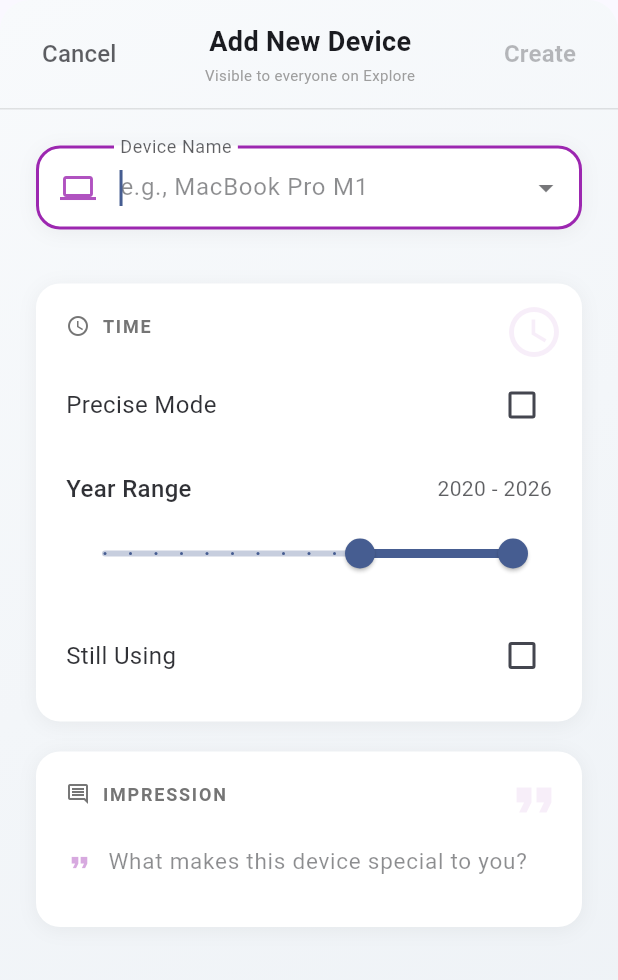
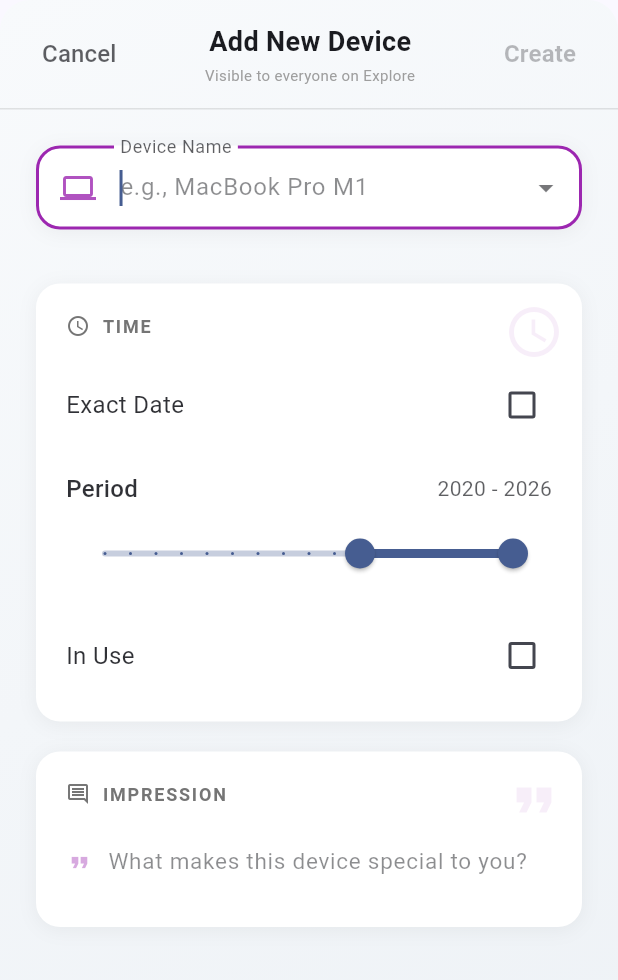
Before and after one commit to kenzo8/Kiseki, a Flutter app: the AddDevicePage widget shown alone on an empty page, opened directly, on a phone screen of 412 x 824 dp. Shown: the top 980 px of the screen. Run offline on Flutter 3.47's test engine with Material 3 defaults, Android fonts, the phone set to English and light mode, and no system bars; our stand-ins replace cloud_firestore, firebase_auth, firebase_core, share_plus, shared_preferences; accounts and stored records are empty.

Commit message:
Update comments in add_device_page.dart for improved clarity and consistency, changing terminology from 'Precise Mode' to 'Exact Date' and 'Still Using' to 'In Use'. Adjusted related UI labels to reflect these changes, enhancing user understanding.

```diff
--- a/lib/pages/add_device_page.dart
+++ b/lib/pages/add_device_page.dart
@@ -784,7 +784,7 @@ class _AddDevicePageState extends State<AddDevicePage> {
                                       ],
                                     ),
                                     const SizedBox(height: 20),
-                                    // Precise Mode Toggle
+                                    // Exact Date Toggle
                                     InkWell(
                                       onTap: () {
                                         setState(() {
@@ -813,7 +813,7 @@ class _AddDevicePageState extends State<AddDevicePage> {
                                           children: [
                                             Expanded(
                                               child: Text(
-                                                'Precise Mode',
+                                                'Exact Date',
                                                 style: TextStyle(
                                                   color: (isDark ? Colors.white : theme.colorScheme.onSurface).withOpacity(0.9),
                                                   fontSize: 16,
@@ -862,7 +862,7 @@ class _AddDevicePageState extends State<AddDevicePage> {
                                       crossFadeState: _isPreciseMode
                                           ? CrossFadeState.showSecond
                                           : CrossFadeState.showFirst,
-                                      firstChild: // Year Range Slider
+                                      firstChild: // Period (Year Range)
                                       Column(
                                         crossAxisAlignment: CrossAxisAlignment.start,
                                         children: [
@@ -870,7 +870,7 @@ class _AddDevicePageState extends State<AddDevicePage> {
                                             mainAxisAlignment: MainAxisAlignment.spaceBetween,
                                             children: [
                                               Text(
-                                                'Year Range',
+                                                'Period',
                                                 style: TextStyle(
                                                   color: (isDark ? Colors.white : theme.colorScheme.onSurface).withOpacity(0.9),
                                                   fontSize: 16,
@@ -916,12 +916,12 @@ class _AddDevicePageState extends State<AddDevicePage> {
                                           ),
                                         ],
                                       ),
-                                      secondChild: // Date Range UI
+                                      secondChild: // Date Range UI (Period)
                                       Column(
                                         crossAxisAlignment: CrossAxisAlignment.start,
                                         children: [
                                           Text(
-                                            'Date Range',
+                                            'Period',
                                             style: TextStyle(
                                               color: (isDark ? Colors.white : theme.colorScheme.onSurface).withOpacity(0.9),
                                               fontSize: 16,
@@ -1013,7 +1013,7 @@ class _AddDevicePageState extends State<AddDevicePage> {
                                       ),
                                     ),
                                     const SizedBox(height: 20),
-                                    // Still Using Toggle
+                                    // In Use Toggle
                                     InkWell(
                                       onTap: () {
                                         setState(() {
@@ -1033,7 +1033,7 @@ class _AddDevicePageState extends State<AddDevicePage> {
                                           children: [
                                             Expanded(
                                               child: Text(
-                                                'Still Using',
+                                                'In Use',
                                                 style: TextStyle(
                                                   color: (isDark ? Colors.white : theme.colorScheme.onSurface).withOpacity(0.9),
                                                   fontSize: 16,
```
